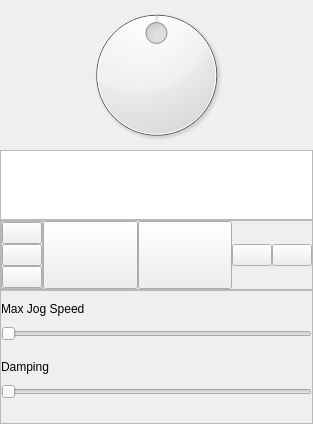
Before: the Qt Designer form Graffik/gui/film/JogControlManager/jogcontrolpanel.ui in DynamicPerception/Graffik_Legacy, drawn with Qt 5.
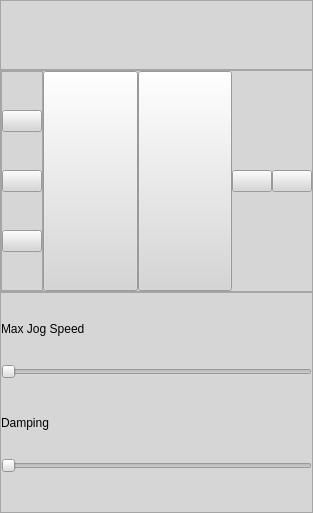
After: the same form once the commit is applied. Custom widgets are drawn as their Qt base class.

```diff
--- a/Graffik/gui/film/JogControlManager/jogcontrolpanel.ui
+++ b/Graffik/gui/film/JogControlManager/jogcontrolpanel.ui
@@ -7,7 +7,7 @@
     <x>0</x>
     <y>0</y>
     <width>313</width>
-    <height>424</height>
+    <height>513</height>
    </rect>
   </property>
   <property name="minimumSize">
@@ -26,33 +26,33 @@
    <string>Form</string>
   </property>
   <property name="styleSheet">
-   <string notr="true"/>
+   <string notr="true">background-color: #D6D6D6;</string>
   </property>
-  <layout class="QGridLayout" name="gridLayout">
-   <property name="margin">
-    <number>0</number>
-   </property>
+  <layout class="QVBoxLayout" name="verticalLayout_3">
    <property name="spacing">
     <number>0</number>
-   </property>
-   <item row="0" column="0">
-    <layout class="QGridLayout" name="jogGrid">
-     <property name="sizeConstraint">
-      <enum>QLayout::SetDefaultConstraint</enum>
      </property>
      <property name="leftMargin">
       <number>0</number>
      </property>
+   <property name="topMargin">
+    <number>0</number>
+   </property>
      <property name="rightMargin">
       <number>0</number>
      </property>
      <property name="bottomMargin">
       <number>0</number>
      </property>
-     <property name="spacing">
-      <number>0</number>
+   <item>
+    <widget class="QWidget" name="jogDial" native="true">
+     <property name="styleSheet">
+      <string notr="true">background-color: qlineargradient(x1: 0, y1: 0, x2: 0, y2: 1,
+                                       stop: 0 #D6D6D6, stop: 1 #EDEDED);</string>
      </property>
-     <item row="3" column="0">
+    </widget>
+   </item>
+   <item>
       <widget class="QListView" name="devButtonList">
        <property name="enabled">
         <bool>true</bool>
@@ -122,68 +122,7 @@
        </property>
       </widget>
      </item>
-     <item row="2" column="0">
-      <widget class="SkinnedDial" name="jogDial">
-       <property name="sizePolicy">
-        <sizepolicy hsizetype="Expanding" vsizetype="Expanding">
-         <horstretch>0</horstretch>
-         <verstretch>0</verstretch>
-        </sizepolicy>
-       </property>
-       <property name="minimumSize">
-        <size>
-         <width>150</width>
-         <height>150</height>
-        </size>
-       </property>
-       <property name="maximumSize">
-        <size>
-         <width>16777215</width>
-         <height>16777215</height>
-        </size>
-       </property>
-       <property name="sizeIncrement">
-        <size>
-         <width>1</width>
-         <height>1</height>
-        </size>
-       </property>
-       <property name="baseSize">
-        <size>
-         <width>150</width>
-         <height>150</height>
-        </size>
-       </property>
-       <property name="cursor">
-        <cursorShape>OpenHandCursor</cursorShape>
-       </property>
-       <property name="toolTip">
-        <string>Move Dial to Jog Axis Into Position</string>
-       </property>
-       <property name="minimum">
-        <number>-210</number>
-       </property>
-       <property name="maximum">
-        <number>210</number>
-       </property>
-       <property name="value">
-        <number>0</number>
-       </property>
-       <property name="orientation">
-        <enum>Qt::Horizontal</enum>
-       </property>
-       <property name="wrapping">
-        <bool>false</bool>
-       </property>
-       <property name="notchTarget">
-        <double>20.000000000000000</double>
-       </property>
-       <property name="notchesVisible">
-        <bool>false</bool>
-       </property>
-      </widget>
-     </item>
-     <item row="4" column="0">
+   <item>
       <widget class="QFrame" name="jogButFrame">
        <property name="sizePolicy">
         <sizepolicy hsizetype="Expanding" vsizetype="Preferred">
@@ -352,7 +291,7 @@
        </layout>
       </widget>
      </item>
-     <item row="5" column="0">
+   <item>
       <widget class="QFrame" name="jogSliderFrame">
        <property name="sizePolicy">
         <sizepolicy hsizetype="Preferred" vsizetype="Preferred">
@@ -519,40 +458,6 @@
        <zorder>jogDampLabel</zorder>
       </widget>
      </item>
-     <item row="5" column="2">
-      <spacer name="verticalSpacer_6">
-       <property name="orientation">
-        <enum>Qt::Vertical</enum>
-       </property>
-       <property name="sizeType">
-        <enum>QSizePolicy::Preferred</enum>
-       </property>
-       <property name="sizeHint" stdset="0">
-        <size>
-         <width>0</width>
-         <height>150</height>
-        </size>
-       </property>
-      </spacer>
-     </item>
-     <item row="2" column="2" rowspan="2">
-      <spacer name="verticalSpacer_7">
-       <property name="orientation">
-        <enum>Qt::Vertical</enum>
-       </property>
-       <property name="sizeType">
-        <enum>QSizePolicy::MinimumExpanding</enum>
-       </property>
-       <property name="sizeHint" stdset="0">
-        <size>
-         <width>0</width>
-         <height>195</height>
-        </size>
-       </property>
-      </spacer>
-     </item>
-    </layout>
-   </item>
   </layout>
  </widget>
  <customwidgets>
@@ -561,11 +466,6 @@
    <extends>QPushButton</extends>
    <header>core/Widgets/statefulbutton.h</header>
   </customwidget>
-  <customwidget>
-   <class>SkinnedDial</class>
-   <extends>QDial</extends>
-   <header>core/Widgets/skinneddial.h</header>
-  </customwidget>
  </customwidgets>
  <resources/>
  <connections/>
```
Left out of the diff: 33 changed lines with no effect on the pictures. Lines whose indentation alone changed are shown as unchanged.
